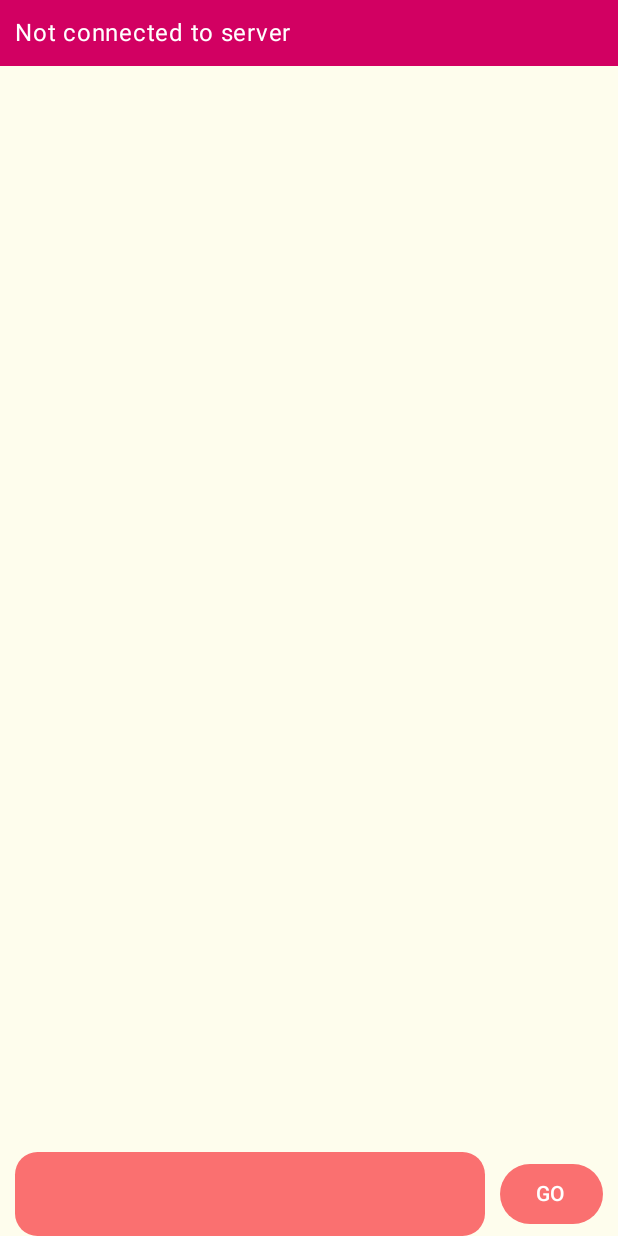
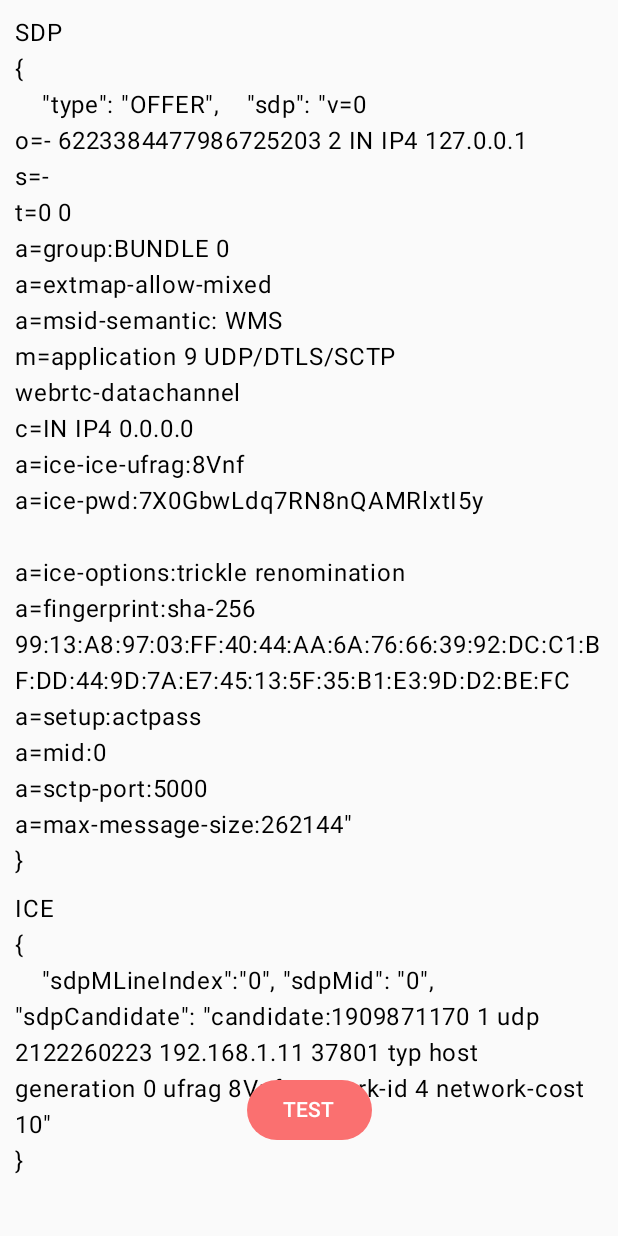
Before and after one commit to Dtalan/splitter, an Android app built with Jetpack Compose: the screen it shows after launch (MainActivity), on a phone screen of 412 x 824 dp. Run offline under Robolectric (Android 15) with nearby library versions, the phone set to English and light mode, and no system bars; libraries missing offline, so code that uses them is left out: org.java_websocket.client, org.java_websocket.handshake, org.webrtc.

Commit message:
Hard code SDP & ICE Candidate

```diff
--- a/app/src/main/java/com/divyanshu/splitter/presentation/activity/MainActivity.kt
+++ b/app/src/main/java/com/divyanshu/splitter/presentation/activity/MainActivity.kt
@@ -10,6 +10,7 @@ import androidx.lifecycle.Lifecycle
 import androidx.lifecycle.flowWithLifecycle
 import com.divyanshu.splitter.common.theme.SplitterTheme
 import com.divyanshu.splitter.presentation.screens.HomeScreen
+import com.divyanshu.splitter.presentation.screens.TestScreen
 import kotlinx.coroutines.flow.Flow
 
 class MainActivity : ComponentActivity() {
@@ -18,7 +19,7 @@ class MainActivity : ComponentActivity() {
         super.onCreate(savedInstanceState)
         setContent {
             SplitterTheme {
-                HomeScreen()
+                TestScreen()
             }
         }
     }
--- /dev/null
+++ b/app/src/main/java/com/divyanshu/splitter/presentation/screens/TestScreen.kt
@@ -0,0 +1,60 @@
+package com.divyanshu.splitter.presentation.screens
+
+import androidx.compose.runtime.Composable
+import androidx.compose.runtime.LaunchedEffect
+import androidx.compose.runtime.collectAsState
+import androidx.compose.runtime.getValue
+import androidx.compose.runtime.mutableStateOf
+import androidx.compose.runtime.remember
+import androidx.compose.runtime.setValue
+import androidx.lifecycle.viewmodel.compose.viewModel
+import com.divyanshu.splitter.presentation.widgets.DialogForIncomingRequest
+import com.divyanshu.splitter.presentation.widgets.HomeScreenContent
+import com.divyanshu.splitter.model.MainActions
+import com.divyanshu.splitter.model.MainOneTimeEvents
+import com.divyanshu.splitter.presentation.activity.rememberFlowWithLifecycle
+import com.divyanshu.splitter.presentation.widgets.TestScreenContent
+import com.divyanshu.splitter.viewmodel.MainViewModel
+import kotlinx.coroutines.flow.collectLatest
+
+@Composable
+fun TestScreen() {
+    val viewModel = viewModel(modelClass = MainViewModel::class.java)
+    val state by viewModel.state.collectAsState()
+    val events = rememberFlowWithLifecycle(flow = viewModel.oneTimeEvents)
+    var showIncomingRequestDialog by remember {
+        mutableStateOf(false)
+    }
+    LaunchedEffect(
+        key1 = events,
+        block = {
+            events.collectLatest {
+                when (it) {
+                    is MainOneTimeEvents.GotInvite -> {
+                        showIncomingRequestDialog = true
+                    }
+                }
+            }
+        },
+    )
+    if (showIncomingRequestDialog) {
+        DialogForIncomingRequest(
+            onDismiss = {
+                showIncomingRequestDialog = false
+            },
+            onAccept = {
+                viewModel.dispatchAction(
+                    MainActions.AcceptIncomingConnection
+                )
+                showIncomingRequestDialog = false
+            },
+            inviteFrom = state.inComingRequestFrom,
+        )
+    }
+    TestScreenContent(
+        state = state,
+        dispatchAction = {
+            viewModel.dispatchAction(it)
+        },
+    )
+}
--- /dev/null
+++ b/app/src/main/java/com/divyanshu/splitter/presentation/widgets/TestScreenContent.kt
@@ -0,0 +1,135 @@
+package com.divyanshu.splitter.presentation.widgets
+
+import androidx.compose.foundation.layout.Arrangement
+import androidx.compose.foundation.layout.Box
+import androidx.compose.foundation.layout.Column
+import androidx.compose.foundation.layout.fillMaxSize
+import androidx.compose.foundation.layout.padding
+import androidx.compose.foundation.rememberScrollState
+import androidx.compose.foundation.verticalScroll
+import androidx.compose.material3.Button
+import androidx.compose.material3.ButtonDefaults
+import androidx.compose.material3.Text
+import androidx.compose.runtime.Composable
+import androidx.compose.runtime.getValue
+import androidx.compose.runtime.mutableStateOf
+import androidx.compose.runtime.remember
+import androidx.compose.runtime.setValue
+import androidx.compose.ui.Alignment
+import androidx.compose.ui.Modifier
+import androidx.compose.ui.graphics.Color
+import androidx.compose.ui.unit.dp
+import androidx.lifecycle.viewmodel.compose.viewModel
+import com.divyanshu.splitter.common.utils.LogUtil
+import com.divyanshu.splitter.model.IceCandidateModel
+import com.divyanshu.splitter.model.MainActions
+import com.divyanshu.splitter.model.MainScreenState
+import com.divyanshu.splitter.repo.SocketConnection
+import com.divyanshu.splitter.repo.WebRTCManager
+import com.divyanshu.splitter.viewmodel.MainViewModel
+import com.google.gson.Gson
+import org.webrtc.IceCandidate
+import org.webrtc.SessionDescription
+
+object OfferJson {
+    val sdp: String =
+        "{\n    \"type\": \"OFFER\",    \"sdp\": \"v=0\no=- 6223384477986725203 2 IN IP4 127.0.0.1\ns=-\nt=0 0\na=group:BUNDLE 0\na=extmap-allow-mixed\na=msid-semantic: WMS\nm=application 9 UDP/DTLS/SCTP webrtc-datachannel\nc=IN IP4 0.0.0.0\na=ice-ice-ufrag:8Vnf\na=ice-pwd:7X0GbwLdq7RN8nQAMRlxtI5y\n\na=ice-options:trickle renomination\na=fingerprint:sha-256 99:13:A8:97:03:FF:40:44:AA:6A:76:66:39:92:DC:C1:BF:DD:44:9D:7A:E7:45:13:5F:35:B1:E3:9D:D2:BE:FC\na=setup:actpass\na=mid:0\na=sctp-port:5000\na=max-message-size:262144\"\n}"
+    val ice: String =
+        "{\n    \"sdpMLineIndex\":\"0\", \"sdpMid\": \"0\", \"sdpCandidate\": \"candidate:1909871170 1 udp 2122260223 192.168.1.11 37801 typ host generation 0 ufrag 8Vnf network-id 4 network-cost 10\"\n}"
+}
+
+@Composable
+fun TestScreenContent(
+    state: MainScreenState,
+    dispatchAction: (MainActions) -> Unit = {},
+) {
+    val viewModel = viewModel(modelClass = MainViewModel::class.java)
+    val TAG = "TestScreenContent"
+    var sdp: String by remember {
+        mutableStateOf(OfferJson.sdp)
+    }
+    var ice: String by remember {
+        mutableStateOf(OfferJson.ice)
+    }
+    val gson = Gson()
+    val scrollState = rememberScrollState()
+
+    Box {
+
+        Column(
+            horizontalAlignment = Alignment.CenterHorizontally,
+            verticalArrangement = Arrangement.spacedBy(8.dp, Alignment.CenterVertically),
+            modifier = Modifier
+                .verticalScroll(scrollState)
+                .fillMaxSize()
+                .padding(10.dp)
+        ) {
+            Text(
+                text = "SDP\n$sdp",
+//            onValueChange = {
+//                sdp = gson.toJson(it)
+//            },
+//            placeholder = { Text(text = "SDP") }
+            )
+            Text(
+                text = "ICE\n$ice",
+//            onValueChange = { ice = it },
+//            placeholder = { Text(text = "ICE") }
+            )
+
+
+        }
+
+        Button(
+            onClick = {
+                LogUtil.d(TAG, "Connection Start")
+                LogUtil.d(
+                    TAG, "SDP: $sdp \nICE: $ice"
+                )
+
+                val session = SessionDescription(
+                    SessionDescription.Type.ANSWER,
+                    gson.toJson(sdp)
+                )
+
+                LogUtil.d(TAG, "onNewMessage: answer received $session")
+
+                val socketConnection = SocketConnection()
+                val rtcManager = WebRTCManager(
+                    socketConnection = socketConnection,
+                    userName = "A",
+                    target = "Divyanshu",
+                )
+                rtcManager.onRemoteSessionReceived(session)
+
+                // ICE
+                val receivingCandidate: IceCandidateModel = gson.fromJson(
+                    ice,
+                    IceCandidateModel::class.java
+                )
+                LogUtil.d(TAG, "Ice candidate $receivingCandidate")
+
+                rtcManager.addIceCandidate(
+                    IceCandidate(
+                        receivingCandidate.sdpMid,
+                        Math.toIntExact(receivingCandidate.sdpMLineIndex.toLong()),
+                        receivingCandidate.sdpCandidate
+                    )
+                )
+
+                /// Send Msg
+                rtcManager.sendMessage("TEST 101")
+                LogUtil.d(TAG, "Connection End")
+            },
+            modifier = Modifier
+                .align(Alignment.BottomCenter)
+                .padding(32.dp),
+            colors = ButtonDefaults.buttonColors(
+                contentColor = Color.White,
+                containerColor = Color(0xFFFA7070),
+            ),
+        ) {
+            Text(text = "TEST")
+        }
+    }
+}
--- a/app/src/main/java/com/divyanshu/splitter/viewmodel/MainViewModel.kt
+++ b/app/src/main/java/com/divyanshu/splitter/viewmodel/MainViewModel.kt
@@ -42,7 +42,7 @@ class MainViewModel : ViewModel() {
 
     private val socketConnection = SocketConnection()
     private val gson = Gson()
-    private lateinit var rtcManager: WebRTCManager
+    lateinit var rtcManager: WebRTCManager
 
     init {
         listenToSocketEvents()
@@ -64,6 +64,7 @@ class MainViewModel : ViewModel() {
                     }
 
                     is SocketEvents.OnSocketMessageReceived -> {
+                        // Save SDP & ICE Candidate
                         handleNewMessage(it.message)
                     }
 
```
Also changed, not shown: app/src/main/java/com/divyanshu/splitter/repo/WebRTCManager.kt (+9 -0 lines).
